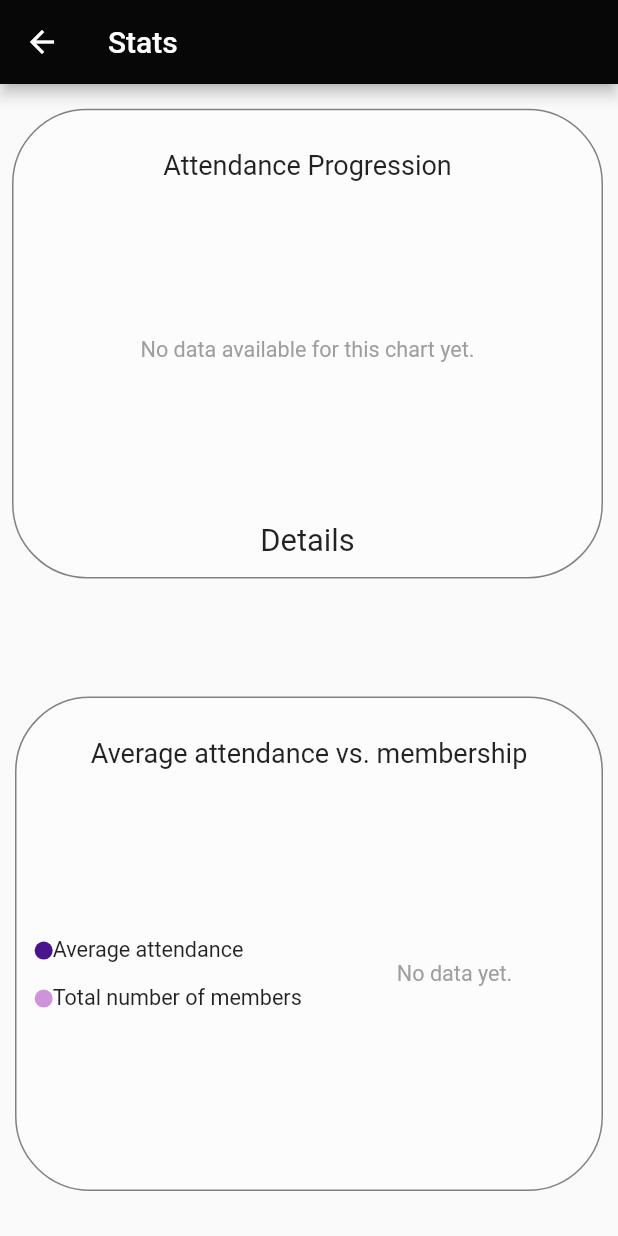
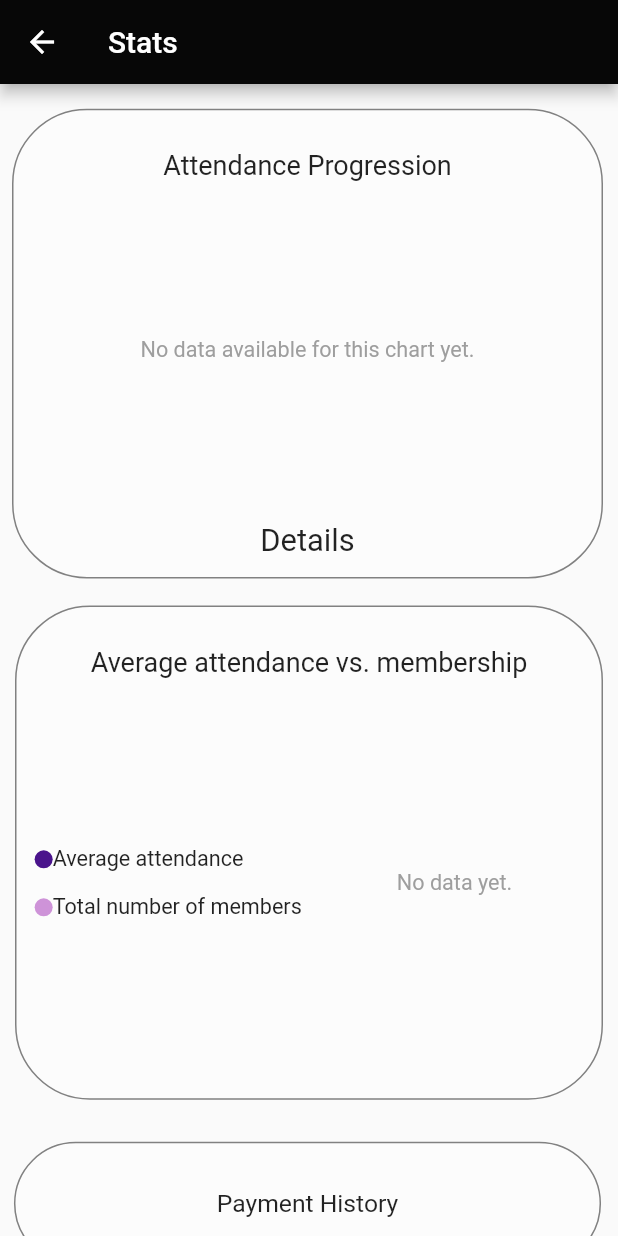
Before and after one commit to Nicole-ABC/springsuperior, a Flutter app: the StatsPage screen opened directly, on a phone screen of 412 x 824 dp. Run offline on Flutter 3.47's test engine with Material 2 defaults, Android fonts, the phone set to English and light mode, and no system bars; our stand-ins replace flutter_local_notifications, flutter_native_timezone, sqflite, timezone; missing offline and left inert: flutter_circular_chart, flutter_sparkline, workmanager; accounts and stored records are empty.

Commit message:
Added a table to database for payments, using generic message for notification as per client specifications,Edited member info table in database, Ui changes, Added a payment history page as well as payment recording in member for and update page, members with a week or less left on their subscription are now shown as red

```diff
--- a/lib/data/database.dart
+++ b/lib/data/database.dart
@@ -15,10 +15,14 @@ class DatabaseHelper {
   static final memberColumnSurname = 'surname';
   static final memberColumnFirstName = 'name';
   static final memberColumnDate = 'date';
-  static final memberColumnAmount = 'amount';
   static final memberColumnActive = 'active';
   static final attendanceColumnId = 'attendanceId';
   static final attendanceColumnDate = 'attendanceDate';
+  static final paymentColumnId = 'paymentId';
+  static final paymentColumnFirstName = 'paymentName';
+  static final paymentColumnSurname = 'paymentSurname';
+  static final paymentColumnAmount = 'paymentAmount';
+  static final paymentColumnDate = 'paymentDate';
   static final foreignKey = 'FK_memberInfoTable_memberAttendance';
 
   static Database _database;
@@ -44,7 +48,6 @@ class DatabaseHelper {
       $memberColumnId INTEGER PRIMARY KEY AUTOINCREMENT,
       $memberColumnSurname TEXT NOT NULL,
       $memberColumnFirstName TEXT NOT NULL,
-      $memberColumnAmount TEXT NOT NULL,
       $memberColumnDate TEXT NOT NULL,
       $memberColumnActive TEXT NOT NULL
       )
@@ -58,5 +61,15 @@ class DatabaseHelper {
       FOREIGN KEY ($foreignKey) REFERENCES memberAttendance ($memberColumnId)
       )
       ''');
+
+    await db.execute('''
+      CREATE TABLE memberPayment (
+      $paymentColumnId INTEGER PRIMARY KEY AUTOINCREMENT,
+      $paymentColumnSurname TEXT NOT NULL,
+      $paymentColumnFirstName TEXT NOT NULL,
+      $paymentColumnAmount INTEGER NOT NULL,
+      $paymentColumnDate TEXT NOT NULL
+      )
+      ''');
   }
 }
--- a/lib/models/member_model.dart
+++ b/lib/models/member_model.dart
@@ -3,14 +3,12 @@ class Member{
   String surname;
   String firstName;
   String date;
-  String amount;
   String active;
 
   Member({
     this.id,
     this.active,
     this.date,
-    this.amount,
     this.firstName,
     this.surname,
   });
@@ -21,7 +19,6 @@ class Member{
       map['_id'] = id;
     map['surname'] = surname;
     map['name'] = firstName;
-    map['amount'] = amount;
     map['active'] = active;
     map['date'] = date;
     return map;
@@ -31,7 +28,6 @@ class Member{
     id = map['_id'];
     surname = map['surname'];
     firstName = map['name'];
-    amount = map['amount'];
     active = map['active'];
     date = map['date'];
 
--- /dev/null
+++ b/lib/models/payment_model.dart
@@ -0,0 +1,35 @@
+class Payment{
+  int id;
+  String firstName;
+  String surname;
+  int amount;
+  String date;
+
+  Payment({
+    this.id,
+    this.firstName,
+    this.surname,
+    this.amount,
+    this.date
+});
+
+  Map<String, dynamic> toMap(){
+    Map<String, dynamic> map = new Map();
+    if(id != null)
+      map['paymentId'] = id;
+    map['paymentSurname'] = surname;
+    map['paymentName'] = firstName;
+    map['paymentAmount'] = amount;
+    map['paymentDate'] = date;
+    return map;
+  }
+
+  Payment.fromMap(dynamic map){
+    id = map['paymentId'];
+    surname = map['paymentSurname'];
+    firstName = map['paymentName'];
+    amount = map['paymentAmount'];
+    date = map['paymentDate'];
+
+  }
+}
--- a/lib/pages/home.dart
+++ b/lib/pages/home.dart
@@ -3,6 +3,7 @@ import 'package:flutter/material.dart';
 import 'package:spring_superior/pages/member_form.dart';
 import 'package:spring_superior/pages/members.dart';
 import 'package:spring_superior/pages/stats.dart';
+import 'package:spring_superior/services/member_services.dart';
 import 'attendance.dart';
 
 class HomePage extends StatefulWidget {
@@ -11,6 +12,8 @@ class HomePage extends StatefulWidget {
 }
 
 class _HomePageState extends State<HomePage> {
+  MemberServices memberServices = MemberServices();
+
   @override
   Widget build(BuildContext context) {
     return Scaffold(
@@ -46,6 +49,7 @@ class _HomePageState extends State<HomePage> {
                               context,
                               MaterialPageRoute(
                                   builder: (context) => Members()));
+                          setState(() {});
                         },
                         child: Container(
                           margin: EdgeInsets.all(40.0),
--- a/lib/pages/stats.dart
+++ b/lib/pages/stats.dart
@@ -4,6 +4,7 @@ import 'package:flutter_circular_chart/flutter_circular_chart.dart';
 import 'package:flutter_sparkline/flutter_sparkline.dart';
 import 'dart:math';
 import 'package:spring_superior/models/member_model.dart';
+import 'package:spring_superior/pages/payment_details.dart';
 import 'package:spring_superior/pages/stats_details.dart';
 import 'package:spring_superior/services/attendance_services.dart';
 import 'package:spring_superior/services/member_services.dart';
@@ -74,8 +75,7 @@ class _StatsPageState extends State<StatsPage> {
       appBar: AppBar(
         title: Text('Stats'),
       ),
-      body: Column(
-        mainAxisAlignment: MainAxisAlignment.spaceBetween,
+      body: ListView(
         children: <Widget>[
           Center(
             child: Container(
@@ -200,10 +200,13 @@ class _StatsPageState extends State<StatsPage> {
               ),
             ),
           ),
+          SizedBox(
+            height: 18.0,
+          ),
           Center(
               child: Container(
                 padding: EdgeInsets.symmetric(horizontal: MediaQuery.of(context).size.width * 0.01, vertical: MediaQuery.of(context).size.height * 0.02),
-                margin: EdgeInsets.only(left: 10.0, right: 10.0, bottom: 30.0),
+                margin: EdgeInsets.only(left: 10.0, right: 10.0, bottom: 10.0),
                 height: MediaQuery.of(context).size.height * 0.4,
                 decoration: BoxDecoration(
                     borderRadius: BorderRadius.circular(50.0),
@@ -357,6 +360,39 @@ class _StatsPageState extends State<StatsPage> {
                   ],
                 ),
               )
+          ),
+          SizedBox(
+            height: 18.0,
+          ),
+          Center(
+            child: Material(
+              type: MaterialType.transparency,
+              child: InkWell(
+                onTap: (){
+                  Navigator.push(context, MaterialPageRoute(builder: (context) => PaymentDetails()));
+                },
+                borderRadius: BorderRadius.circular(50.0),
+                child: Container(
+                  margin: EdgeInsets.only(left: 8.0, right: 10.0, bottom: MediaQuery.of(context).size.height *0.02),
+                  height: MediaQuery.of(context).size.height * 0.1,
+                  width: MediaQuery.of(context).size.width * 0.95,
+                  decoration: BoxDecoration(
+                      borderRadius: BorderRadius.circular(50.0),
+                      border: Border.all(
+                        color: Theme.of(context).primaryColor.withOpacity(0.5),
+                      ),
+                      color: Colors.white.withOpacity(0.4)),
+                  child: Center(
+                    child: Text(
+                      'Payment History',
+                      style: TextStyle(
+                        fontSize: MediaQuery.of(context).size.width * 0.04
+                      ),
+                    ),
+                  ),
+                ),
+              ),
+            ),
           )
         ],
       ),
--- /dev/null
+++ b/lib/services/payment_services.dart
@@ -0,0 +1,32 @@
+import 'package:spring_superior/data/database.dart';
+import 'package:spring_superior/models/payment_model.dart';
+
+class PaymentServices{
+  DatabaseHelper dbHelper = DatabaseHelper.instance;
+
+  Future<int> createPayment(Payment payment) async{
+    final db = await dbHelper.database;
+    return await db.insert(
+        'memberPayment',
+        payment.toMap()
+    );
+  }
+
+  Future<int> deletePayment(Payment payment) async{
+    final db = await dbHelper.database;
+    return await db.delete(
+        'memberPayment',
+        where: 'paymentId',
+        whereArgs: [payment.id]
+    );
+  }
+
+  Future<List<Payment>> getAllPayments() async{
+    final db = await dbHelper.database;
+    List<Map<String, dynamic>> allRows = await db.query('memberPayment');
+
+    List<Payment> paymentList = allRows.map((payment) => Payment.fromMap(payment)).toList();
+    return paymentList;
+  }
+
+}
```
Also changed, not shown: lib/main.dart (+4 -5 lines), lib/pages/member_details.dart (+24 -52 lines), lib/pages/member_form.dart (+23 -25 lines), lib/pages/members.dart (+14 -0 lines), lib/pages/payment_details.dart (added, +91 -0 lines), lib/pages/update.dart (added, +209 -0 lines), lib/services/member_services.dart (+14 -2 lines), lib/widgets/member_list_item.dart (+9 -12 lines).
